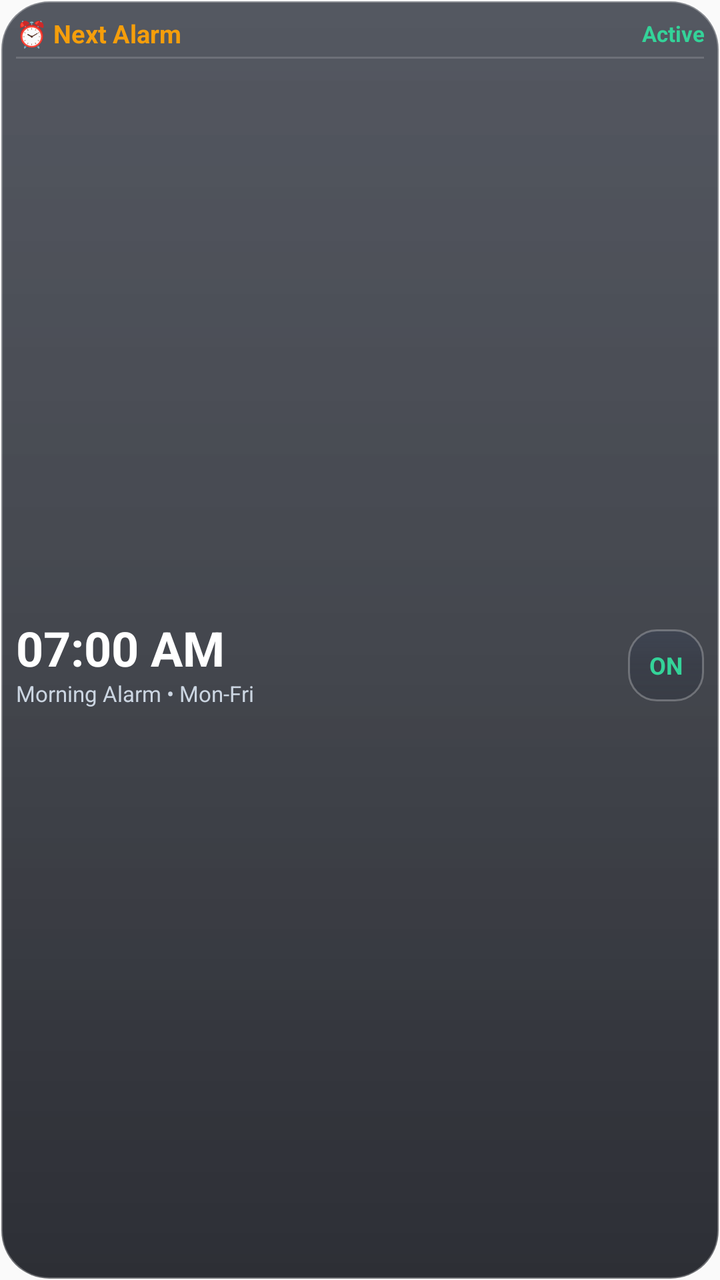
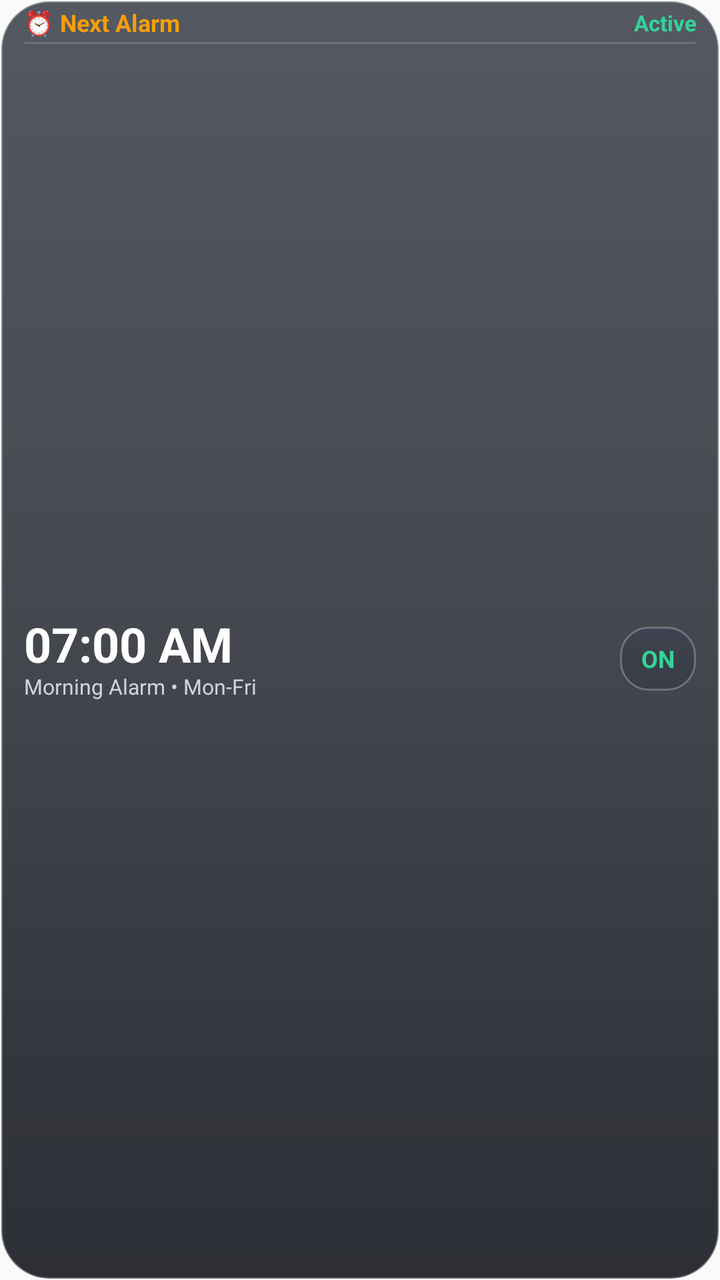

An Android layout rendered at two revisions. The XML below is the earlier revision; the diff shows what the commit changed to produce the second picture.
<!-- AndroidManifest.xml: application theme AppTheme -->
<!-- res/layout/widget_alarm.xml -->
<?xml version="1.0" encoding="utf-8"?>
<LinearLayout xmlns:android="http://schemas.android.com/apk/res/android"
    android:id="@+id/widget_alarm_root"
    android:layout_width="match_parent"
    android:layout_height="match_parent"
    android:background="@drawable/widget_bg"
    android:orientation="vertical"
    android:padding="8dp">

    
    <LinearLayout
        android:layout_width="match_parent"
        android:layout_height="wrap_content"
        android:gravity="center_vertical"
        android:orientation="horizontal">

        <TextView
            android:layout_width="wrap_content"
            android:layout_height="wrap_content"
            android:text="⏰ Next Alarm"
            android:textColor="#F59E0B"
            android:textSize="12.5sp"
            android:textStyle="bold" />

        <TextView
            android:id="@+id/widget_alarm_status_tag"
            android:layout_width="0dp"
            android:layout_height="wrap_content"
            android:layout_marginStart="8dp"
            android:layout_weight="1"
            android:gravity="end"
            android:text="Active"
            android:textColor="#34D399"
            android:textSize="11sp"
            android:textStyle="bold" />
    </LinearLayout>

    <ImageView
        android:layout_width="match_parent"
        android:layout_height="1dp"
        android:layout_marginTop="3dp"
        android:layout_marginBottom="4dp"
        android:background="#26FFFFFF" />

    
    <LinearLayout
        android:layout_width="match_parent"
        android:layout_height="0dp"
        android:layout_weight="1"
        android:gravity="center_vertical"
        android:orientation="horizontal">

        <LinearLayout
            android:layout_width="0dp"
            android:layout_height="wrap_content"
            android:layout_weight="1"
            android:orientation="vertical">

            <TextView
                android:id="@+id/widget_alarm_time_text"
                android:layout_width="wrap_content"
                android:layout_height="wrap_content"
                android:includeFontPadding="false"
                android:text="07:00 AM"
                android:textColor="#FFFFFF"
                android:textSize="24sp"
                android:textStyle="bold" />

            <TextView
                android:id="@+id/widget_alarm_label_text"
                android:layout_width="wrap_content"
                android:layout_height="wrap_content"
                android:ellipsize="end"
                android:maxLines="1"
                android:text="Morning Alarm • Mon-Fri"
                android:textColor="#CBD5E1"
                android:textSize="11sp" />
        </LinearLayout>

        
        <TextView
            android:id="@+id/btn_widget_toggle_alarm_action"
            android:layout_width="38dp"
            android:layout_height="36dp"
            android:background="@drawable/widget_btn_bg"
            android:gravity="center"
            android:text="ON"
            android:textColor="#34D399"
            android:textSize="12sp"
            android:textStyle="bold" />
    </LinearLayout>
</LinearLayout>
<!-- resources referenced by this layout -->
<resources>
  <!-- drawable widget_bg (drawable) -->
  <?xml version="1.0" encoding="utf-8"?>
  <shape xmlns:android="http://schemas.android.com/apk/res/android"
      android:shape="rectangle">
      <corners android:radius="24dp" />
      <gradient
          android:angle="270"
          android:startColor="#B8141926"
          android:centerColor="#C40D111A"
          android:endColor="#D9080A12" />
      <stroke
          android:width="1.2dp"
          android:color="#4DFFFFFF" />
  </shape>
  <!-- drawable widget_btn_bg (drawable) -->
  <?xml version="1.0" encoding="utf-8"?>
  <shape xmlns:android="http://schemas.android.com/apk/res/android"
      android:shape="rectangle">
      <corners android:radius="14dp" />
      <gradient
          android:angle="270"
          android:startColor="#59333E56"
          android:centerColor="#4421293C"
          android:endColor="#36171E2E" />
      <stroke
          android:width="1dp"
          android:color="#40FFFFFF" />
  </shape>
  <style name="AppTheme" parent="Theme.AppCompat.Light.DarkActionBar">
          
          <item name="colorPrimary">@color/colorPrimary</item>
          <item name="colorPrimaryDark">@color/colorPrimaryDark</item>
          <item name="colorAccent">@color/colorAccent</item>
      </style>
</resources>

<!-- the commit's change to res/layout/widget_alarm.xml (unified diff, before → after) -->
@@ -5,7 +5,10 @@
     android:layout_height="match_parent"
     android:background="@drawable/widget_bg"
     android:orientation="vertical"
-    android:padding="8dp">
+    android:paddingStart="12dp"
+    android:paddingEnd="12dp"
+    android:paddingTop="5dp"
+    android:paddingBottom="5dp">
 
     
     <LinearLayout
@@ -17,9 +20,10 @@
         <TextView
             android:layout_width="wrap_content"
             android:layout_height="wrap_content"
+            android:includeFontPadding="false"
             android:text="⏰ Next Alarm"
             android:textColor="#F59E0B"
-            android:textSize="12.5sp"
+            android:textSize="12sp"
             android:textStyle="bold" />
 
         <TextView
@@ -29,6 +33,7 @@
             android:layout_marginStart="8dp"
             android:layout_weight="1"
             android:gravity="end"
+            android:includeFontPadding="false"
             android:text="Active"
             android:textColor="#34D399"
             android:textSize="11sp"
@@ -38,8 +43,8 @@
     <ImageView
         android:layout_width="match_parent"
         android:layout_height="1dp"
-        android:layout_marginTop="3dp"
-        android:layout_marginBottom="4dp"
+        android:layout_marginTop="2dp"
+        android:layout_marginBottom="2dp"
         android:background="#26FFFFFF" />
 
     
@@ -72,16 +77,17 @@
                 android:layout_height="wrap_content"
                 android:ellipsize="end"
                 android:maxLines="1"
+                android:includeFontPadding="false"
                 android:text="Morning Alarm • Mon-Fri"
                 android:textColor="#CBD5E1"
-                android:textSize="11sp" />
+                android:textSize="10.5sp" />
         </LinearLayout>
 
         
         <TextView
             android:id="@+id/btn_widget_toggle_alarm_action"
             android:layout_width="38dp"
-            android:layout_height="36dp"
+            android:layout_height="32dp"
             android:background="@drawable/widget_btn_bg"
             android:gravity="center"
             android:text="ON"
